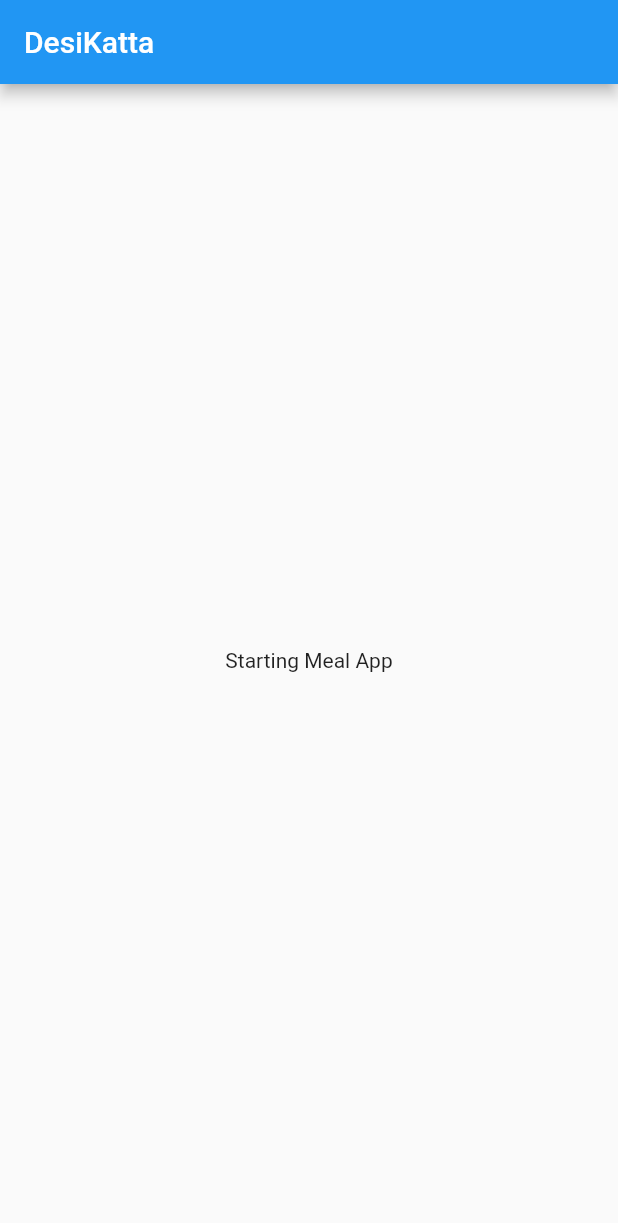
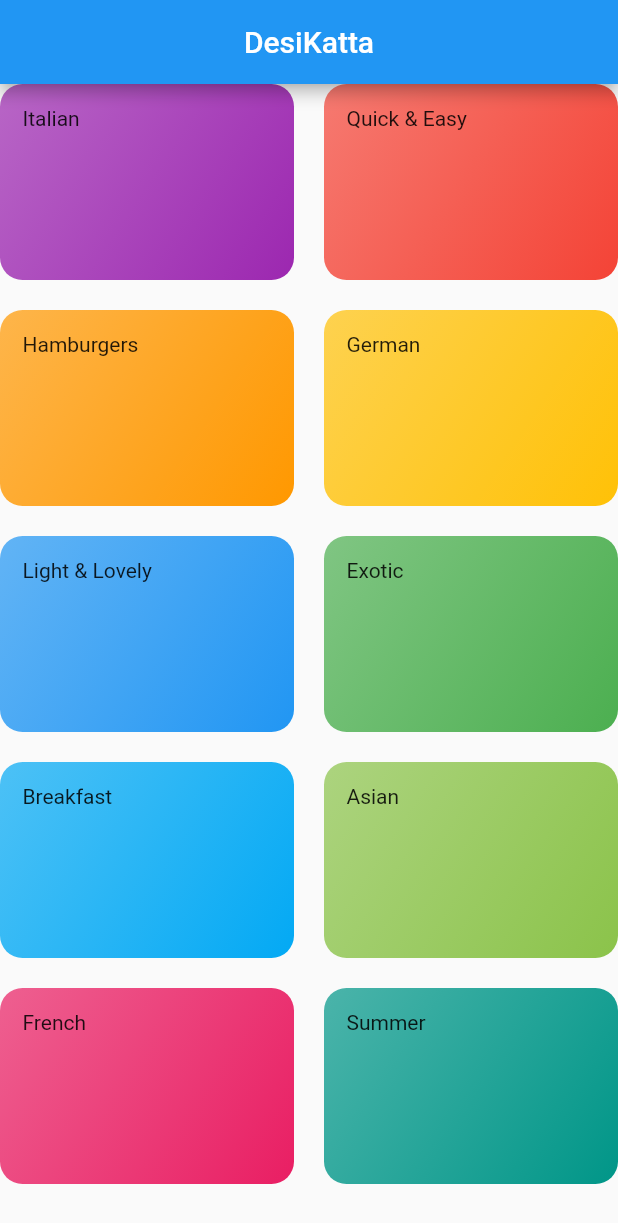
Before and after one commit to chavangorakh1999/Meal-App, a Flutter app: the screen it shows after launch, on a phone screen of 412 x 824 dp. Shown: the top 1223 px of the screen. Run offline on Flutter 3.47's test engine with Material 2 defaults, Android fonts, the phone set to English and light mode, and no system bars.

Commit message:
adding grid view

```diff
--- /dev/null
+++ b/mealApp/lib/categories_screen.dart
@@ -0,0 +1,30 @@
+import 'package:flutter/material.dart';
+import 'package:mealApp/category_item.dart';
+import 'package:mealApp/dummy_data.dart';
+
+class CategoryScreen extends StatelessWidget {
+  @override
+  Widget build(BuildContext context) {
+    return Scaffold(
+      appBar: AppBar(
+        title: Center(child: const Text('DesiKatta')),
+      ),
+      body: GridView(
+        children: DUMMY_CATEGORIES
+            .map(
+              (catData) => CategoryItem(
+                catData.title,
+                catData.color,
+              ),
+            )
+            .toList(),
+        gridDelegate: SliverGridDelegateWithMaxCrossAxisExtent(
+          maxCrossAxisExtent: 200,
+          childAspectRatio: 3 / 2,
+          crossAxisSpacing: 20,
+          mainAxisSpacing: 20,
+        ),
+      ),
+    );
+  }
+}
--- /dev/null
+++ b/mealApp/lib/category_item.dart
@@ -0,0 +1,26 @@
+import 'package:flutter/material.dart';
+
+class CategoryItem extends StatelessWidget {
+  final String title;
+  final Color color;
+
+  CategoryItem(this.title, this.color);
+  @override
+  Widget build(BuildContext context) {
+    return Container(
+      padding:const EdgeInsets.all(15),
+      child: Text(title),
+      decoration: BoxDecoration(
+        gradient: LinearGradient(
+          colors: [
+            color.withOpacity(0.7),
+            color,
+          ],
+          begin: Alignment.topLeft,
+          end: Alignment.bottomRight,
+        ),
+        borderRadius: BorderRadius.circular(15)
+      ),
+    );
+  }
+}
--- /dev/null
+++ b/mealApp/lib/dummy_data.dart
@@ -0,0 +1,56 @@
+import 'package:flutter/material.dart';
+
+import './models/category.dart';
+
+const DUMMY_CATEGORIES = const [
+  Category(
+    id: 'c1',
+    title: 'Italian',
+    color: Colors.purple,
+  ),
+  Category(
+    id: 'c2',
+    title: 'Quick & Easy',
+    color: Colors.red,
+  ),
+  Category(
+    id: 'c3',
+    title: 'Hamburgers',
+    color: Colors.orange,
+  ),
+  Category(
+    id: 'c4',
+    title: 'German',
+    color: Colors.amber,
+  ),
+  Category(
+    id: 'c5',
+    title: 'Light & Lovely',
+    color: Colors.blue,
+  ),
+  Category(
+    id: 'c6',
+    title: 'Exotic',
+    color: Colors.green,
+  ),
+  Category(
+    id: 'c7',
+    title: 'Breakfast',
+    color: Colors.lightBlue,
+  ),
+  Category(
+    id: 'c8',
+    title: 'Asian',
+    color: Colors.lightGreen,
+  ),
+  Category(
+    id: 'c9',
+    title: 'French',
+    color: Colors.pink,
+  ),
+  Category(
+    id: 'c10',
+    title: 'Summer',
+    color: Colors.teal,
+  ),
+];
--- a/mealApp/lib/main.dart
+++ b/mealApp/lib/main.dart
@@ -1,5 +1,5 @@
 import 'package:flutter/material.dart';
-
+import './categories_screen.dart';
 void main() {
   runApp(MyApp());
 }
@@ -12,22 +12,8 @@
       theme: ThemeData(
         primarySwatch: Colors.blue,
       ),
-      home: MyHomePage(),
+      home: CategoryScreen(),
+      debugShowCheckedModeBanner: false,
     );
   }
 }
-
-class MyHomePage extends StatefulWidget {
-  @override
-  _MyHomePageState createState() => _MyHomePageState();
-}
-
-class _MyHomePageState extends State<MyHomePage> {
-  @override
-  Widget build(BuildContext context) {
-    return Scaffold(
-      appBar: AppBar(title: Text('DesiKatta'),),
-      body: Center(child: Text('Starting Meal App'),),
-    );
-  }
-}
--- /dev/null
+++ b/mealApp/lib/models/category.dart
@@ -0,0 +1,13 @@
+import 'package:flutter/material.dart';
+
+class Category {
+  final String id;
+  final String title;
+  final Color color;
+
+  const Category({
+    @required this.id,
+    @required this.title,
+    this.color = Colors.orange,
+  });
+}
```
